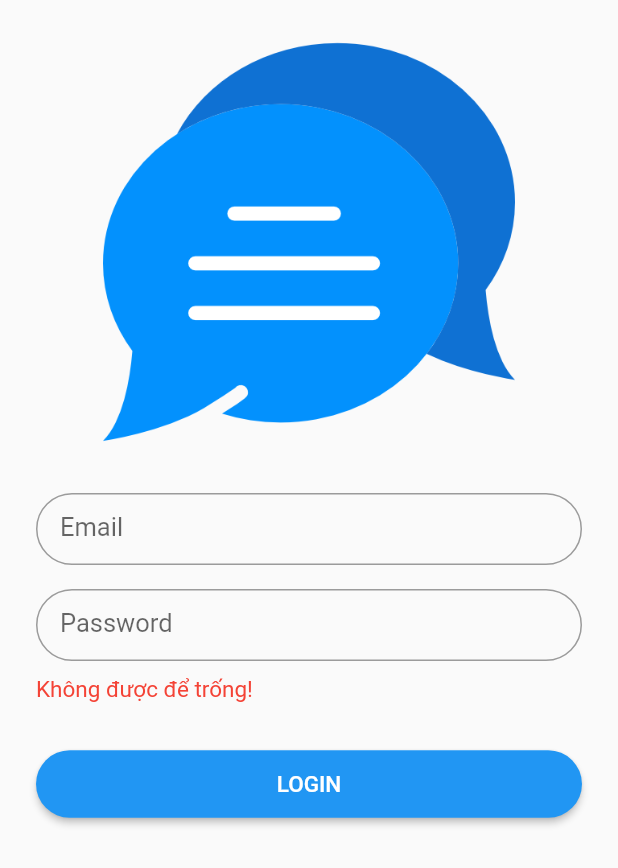
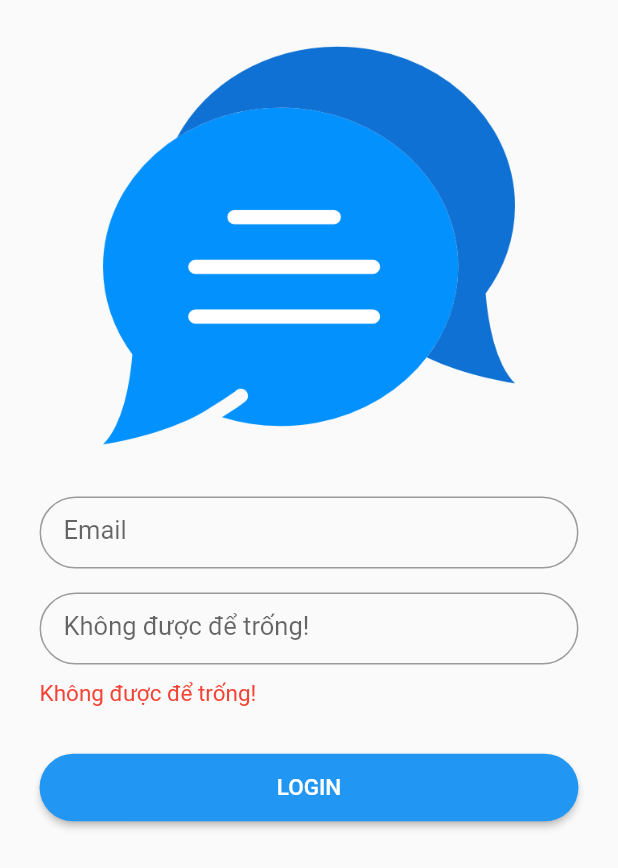
Before and after one commit to olololoe110399/provider_sample, a Flutter app: the screen it shows after launch, after a tap on "LOGIN", on a phone screen of 412 x 824 dp. Shown: the top 868 px of the screen. Run offline on Flutter 3.47's test engine with Material 2 defaults, Android fonts, the phone set to English and light mode, and no system bars; our stand-ins replace badges, dartx, flutter_screenutil; accounts and stored records are empty.

Commit message:
[Common] add text to constants

```diff
--- a/lib/config/app_colors.dart
+++ b/lib/config/app_colors.dart
@@ -4,4 +4,5 @@ class AppColors {
   static const c000000 = Color(0xFF000000);
   static const cFFFFFF = Color(0xFFFFFFFF);
   static const c2196F3 = Color(0xFF2196F3);
+  static const c000000o87 = Color(0xDD000000);
 }
--- a/lib/l10n/intl_en.arb
+++ b/lib/l10n/intl_en.arb
@@ -4,5 +4,7 @@
   "emailError": "Email không đúng định dạng",
   "passwordError": "Password phải lớn hơn 6",
   "usernameLoginSuccess": "Login thành công!",
-  "favorite": "Favorite"
+  "favorite": "Favorite",
+  "model": "model",
+  "listProduct": "List Product"
 }
--- a/lib/l10n/intl_ja.arb
+++ b/lib/l10n/intl_ja.arb
@@ -5,4 +5,6 @@
   "passwordError": "Password phải lớn hơn 6",
   "usernameLoginSuccess": "Login thành công!",
   "favorite": "Favorite"
+  "model": "model jp",
+  "listProduct": "List Product"
 }
--- a/lib/main.dart
+++ b/lib/main.dart
@@ -6,6 +6,7 @@ import 'package:sample/config/app_colors.dart';
 import 'package:sample/config/app_constants.dart';
 import 'package:sample/generated/l10n.dart';
 import 'package:sample/providers/store.dart';
+import 'package:sample/providers/store_user.dart';
 import 'package:sample/screens/login_screen.dart';
 import 'package:sample/screens/main_screen.dart';
 import 'package:sample/screens/product_detail.dart';
@@ -19,19 +20,22 @@ class MyApp extends StatelessWidget {
 
   @override
   Widget build(BuildContext context) {
-    return ChangeNotifierProvider(
-      create: (context) => Store(),
+    return MultiProvider(
+      providers: [
+        ChangeNotifierProvider(create: (_) => Store()),
+        ChangeNotifierProvider(create: (_) => StoreUser()),
+      ],
       child: ScreenUtilInit(
         designSize: const Size(
           AppConstants.designWidth,
           AppConstants.designHeight,
         ),
-        builder: () => _builder(),
+        builder: () => _builderMaterialApp(),
       ),
     );
   }
 
-  MaterialApp _builder() {
+  MaterialApp _builderMaterialApp() {
     return MaterialApp(
       debugShowCheckedModeBanner: false,
       // setup locale
--- /dev/null
+++ b/lib/providers/store_user.dart
@@ -0,0 +1,3 @@
+import 'package:flutter/material.dart';
+
+class StoreUser extends ChangeNotifier {}
--- a/lib/screens/home_screen.dart
+++ b/lib/screens/home_screen.dart
@@ -1,5 +1,8 @@
 import 'package:flutter/material.dart';
 import 'package:provider/provider.dart';
+import 'package:sample/config/app_dimens.dart';
+import 'package:sample/config/app_text_styles.dart';
+import 'package:sample/generated/l10n.dart';
 import 'package:sample/providers/store.dart';
 import 'package:sample/widgets/product_list_item.dart';
 
@@ -18,18 +21,15 @@ class HomeScreen extends StatelessWidget {
         children: [
           Padding(
             padding: EdgeInsets.symmetric(
-              horizontal: 20,
-              vertical: 25,
+              horizontal: AppDimens.w20,
+              vertical: AppDimens.h25,
             ),
             child: Row(
               mainAxisAlignment: MainAxisAlignment.spaceBetween,
               children: [
                 Text(
-                  "List Product",
-                  style: TextStyle(
-                      fontWeight: FontWeight.bold,
-                      fontSize: 30,
-                      color: Colors.black87),
+                  S.of(context).listProduct,
+                  style: AppTextStyles.bold30c000000o87,
                 ),
               ],
             ),
--- a/lib/screens/login_screen.dart
+++ b/lib/screens/login_screen.dart
@@ -61,7 +61,7 @@ class _LoginScreenState extends State<LoginScreen> {
     return Scaffold(
       body: SafeArea(
         child: Container(
-          padding: const EdgeInsets.all(24),
+          padding: EdgeInsets.all(AppDimens.w24),
           child: ListView(
             children: [
               Image.asset(
@@ -84,7 +84,7 @@ class _LoginScreenState extends State<LoginScreen> {
               const SizedBox(height: 16),
               TextField(
                 decoration: InputDecoration(
-                  label: const Text("Password"),
+                  label: Text(S.of(context).doNotEmpty),
                   contentPadding: const EdgeInsets.symmetric(horizontal: 16),
                   border: OutlineInputBorder(
                     borderRadius: BorderRadius.circular(25.0),
--- a/pubspec.yaml
+++ b/pubspec.yaml
@@ -40,7 +40,6 @@ dependencies:
   intl: ^0.17.0
   flutter_screenutil: ^5.3.1
   provider: ^6.0.0
-  intl_utils: ^2.6.1
   badges: ^2.0.2
 
 dev_dependencies:
```
Also changed, not shown: lib/config/app_text_styles.dart (+7 -1 lines), lib/screens/favorite_screen.dart (+11 -11 lines), lib/generated/l10n.dart, pubspec.lock.
